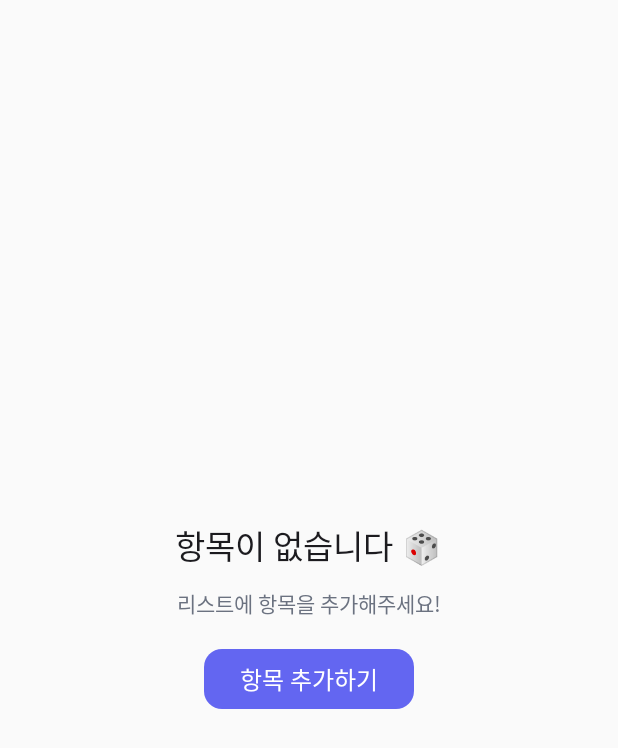
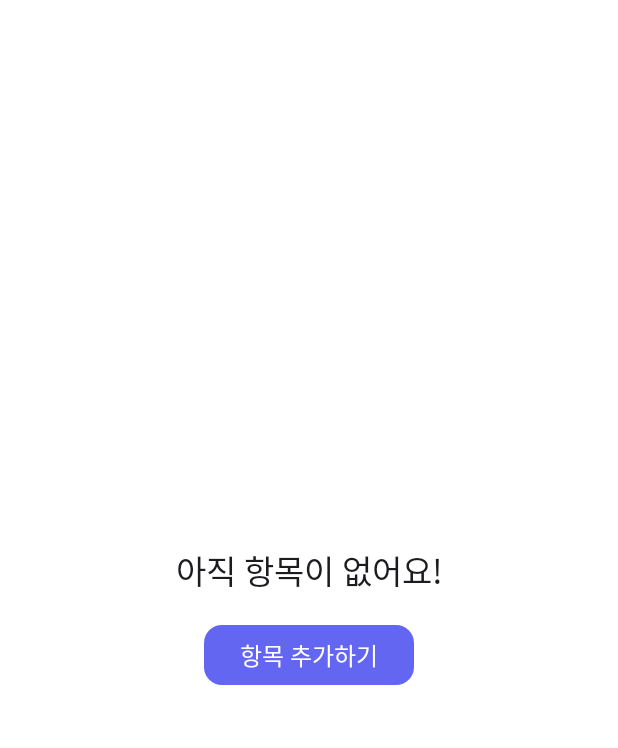
Before and after one commit to Junseo0324/RandomPick, an Android app built with Jetpack Compose: the composable RouletteContent called with empty values, on a phone screen of 412 x 824 dp. Shown: the top 748 px of the screen. Run offline under Robolectric (Android 15) with nearby library versions, the phone set to English and light mode, and no system bars; Roboto replaces fonts that are not available here.

Commit message:
feat: 룰렛 아이템이 없을 때 UI 변경 처리

```diff
--- /dev/null
+++ b/app/src/main/java/com/devhjs/randompick/feature/main/components/EmptyPickContent.kt
@@ -0,0 +1,55 @@
+package com.devhjs.randompick.feature.main.components
+
+
+import androidx.compose.foundation.background
+import androidx.compose.foundation.layout.Arrangement
+import androidx.compose.foundation.layout.Column
+import androidx.compose.foundation.layout.Spacer
+import androidx.compose.foundation.layout.fillMaxSize
+import androidx.compose.foundation.layout.height
+import androidx.compose.foundation.shape.RoundedCornerShape
+import androidx.compose.material3.Button
+import androidx.compose.material3.ButtonDefaults
+import androidx.compose.material3.MaterialTheme
+import androidx.compose.material3.Text
+import androidx.compose.runtime.Composable
+import androidx.compose.ui.Alignment
+import androidx.compose.ui.Modifier
+import com.devhjs.randompick.core.ui.theme.Dimens
+
+@Composable
+fun EmptyPickContent(
+    message: String = "아직 항목이 없어요!",
+    buttonText: String = "항목 추가하기",
+    onAddItemClick: (() -> Unit)? = null
+) {
+    Column(
+        modifier = Modifier
+            .fillMaxSize()
+            .background(MaterialTheme.colorScheme.surface),
+        verticalArrangement = Arrangement.Center,
+        horizontalAlignment = Alignment.CenterHorizontally
+    ) {
+        Text(
+            text = message,
+            style = MaterialTheme.typography.titleLarge,
+            color = MaterialTheme.colorScheme.onSurface
+        )
+
+        Spacer(modifier = Modifier.height(Dimens.spacingLarge))
+
+        Button(
+            onClick = { onAddItemClick?.invoke() },
+            colors = ButtonDefaults.buttonColors(
+                containerColor = MaterialTheme.colorScheme.primary
+            ),
+            shape = RoundedCornerShape(Dimens.cornerRadiusMedium)
+        ) {
+            Text(
+                text = buttonText,
+                color = MaterialTheme.colorScheme.onPrimary,
+                style = MaterialTheme.typography.titleMedium
+            )
+        }
+    }
+}
--- a/app/src/main/java/com/devhjs/randompick/feature/main/components/RouletteContent.kt
+++ b/app/src/main/java/com/devhjs/randompick/feature/main/components/RouletteContent.kt
@@ -4,7 +4,6 @@ import androidx.compose.animation.Crossfade
 import androidx.compose.animation.core.Animatable
 import androidx.compose.animation.core.tween
 import androidx.compose.foundation.Canvas
-import androidx.compose.foundation.layout.Arrangement
 import androidx.compose.foundation.layout.Box
 import androidx.compose.foundation.layout.Column
 import androidx.compose.foundation.layout.Spacer
@@ -12,7 +11,6 @@ import androidx.compose.foundation.layout.aspectRatio
 import androidx.compose.foundation.layout.fillMaxSize
 import androidx.compose.foundation.layout.fillMaxWidth
 import androidx.compose.foundation.layout.height
-import androidx.compose.foundation.layout.padding
 import androidx.compose.foundation.layout.width
 import androidx.compose.foundation.shape.RoundedCornerShape
 import androidx.compose.material.icons.Icons
@@ -47,39 +45,40 @@ fun RouletteContent(
 ) {
     Crossfade(targetState = items.isEmpty(), label = "RouletteEmptyState") { isEmpty ->
         if (isEmpty) {
-            Column(
-                modifier = Modifier
-                    .fillMaxSize()
-                    .padding(Dimens.screenPadding),
-                horizontalAlignment = Alignment.CenterHorizontally,
-                verticalArrangement = Arrangement.Center
-            ) {
-                Text(
-                    text = "항목이 없습니다 🎲",
-                    style = MaterialTheme.typography.titleLarge,
-                    color = MaterialTheme.colorScheme.onSurface
-                )
-                Spacer(modifier = Modifier.height(Dimens.spacingMedium))
-                Text(
-                    text = "리스트에 항목을 추가해주세요!",
-                    style = MaterialTheme.typography.bodyMedium,
-                    color = MaterialTheme.colorScheme.onSurfaceVariant
-                )
-                Spacer(modifier = Modifier.height(Dimens.spacingLarge))
-                Button(
-                    onClick = { onAddItemClick?.invoke() },
-                    colors = ButtonDefaults.buttonColors(
-                        containerColor = MaterialTheme.colorScheme.primary
-                    ),
-                    shape = RoundedCornerShape(Dimens.cornerRadiusMedium)
-                ) {
-                    Text(
-                        text = "항목 추가하기",
-                        color = MaterialTheme.colorScheme.onPrimary,
-                        style = MaterialTheme.typography.titleMedium
-                    )
-                }
-            }
+//            Column(
+//                modifier = Modifier
+//                    .fillMaxSize()
+//                    .padding(Dimens.screenPadding),
+//                horizontalAlignment = Alignment.CenterHorizontally,
+//                verticalArrangement = Arrangement.Center
+//            ) {
+//                Text(
+//                    text = "항목이 없습니다 🎲",
+//                    style = MaterialTheme.typography.titleLarge,
+//                    color = MaterialTheme.colorScheme.onSurface
+//                )
+//                Spacer(modifier = Modifier.height(Dimens.spacingMedium))
+//                Text(
+//                    text = "리스트에 항목을 추가해주세요!",
+//                    style = MaterialTheme.typography.bodyMedium,
+//                    color = MaterialTheme.colorScheme.onSurfaceVariant
+//                )
+//                Spacer(modifier = Modifier.height(Dimens.spacingLarge))
+//                Button(
+//                    onClick = { onAddItemClick?.invoke() },
+//                    colors = ButtonDefaults.buttonColors(
+//                        containerColor = MaterialTheme.colorScheme.primary
+//                    ),
+//                    shape = RoundedCornerShape(Dimens.cornerRadiusMedium)
+//                ) {
+//                    Text(
+//                        text = "항목 추가하기",
+//                        color = MaterialTheme.colorScheme.onPrimary,
+//                        style = MaterialTheme.typography.titleMedium
+//                    )
+//                }
+//            }
+            EmptyPickContent(onAddItemClick = onAddItemClick)
         } else {
             var isSpinning by remember { mutableStateOf(false) }
             var selectedItem by remember { mutableStateOf<String?>(null) }
```
Also changed, not shown: app/src/main/java/com/devhjs/randompick/feature/main/components/RandomPickContent.kt (+8 -1 lines), app/src/main/java/com/devhjs/randompick/feature/main/ui/MainScreen.kt (+6 -1 lines).
